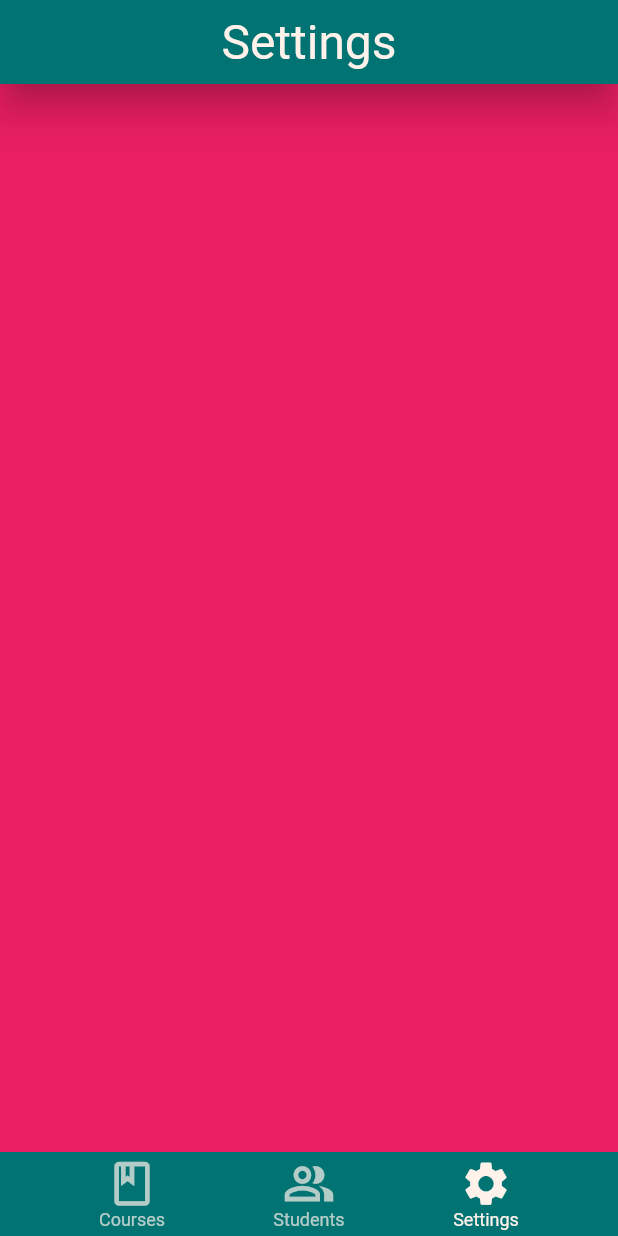
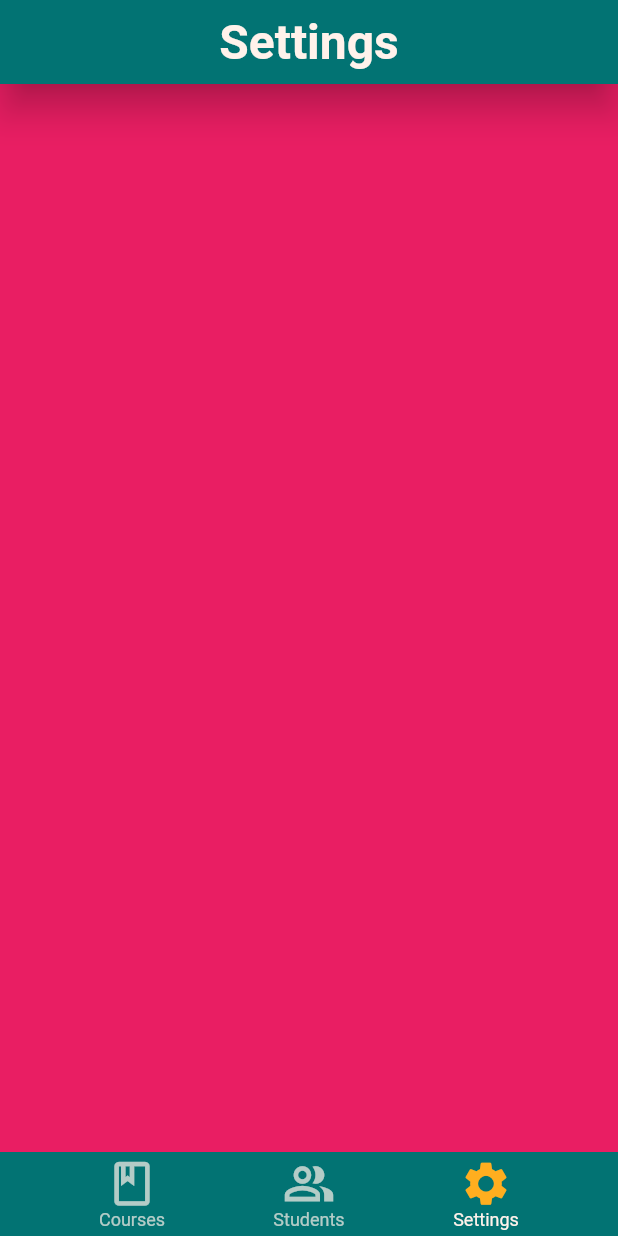
Before and after one commit to bezerrabruno/teste_pratico, a Flutter app: the screen it shows after launch, item 3 of the bottom bar chosen, on a phone screen of 412 x 824 dp. Run offline on Flutter 3.47's test engine with Material 2 defaults, Android fonts, the phone set to English and light mode, and no system bars; our stand-ins replace flutter_svg, get.

Commit message:
Update Home

```diff
--- a/app_mobile/lib/app/modules/home/presenter/pages/home_page.dart
+++ b/app_mobile/lib/app/modules/home/presenter/pages/home_page.dart
@@ -1,6 +1,7 @@
 import 'package:flutter/material.dart';
 import 'package:get/get.dart';
 
+import '../../../students/presenter/pages/students_page.dart';
 import '../controllers/home_controller.dart';
 import '../widgets/app_bar_widget.dart';
 import '../widgets/buttom_bar_widget.dart';
@@ -19,7 +20,7 @@ class _HomePageState extends State<HomePage> {
 
   final List<Widget> _pages = <Widget>[
     const CoursesPage(),
-    const Scaffold(backgroundColor: Colors.amber),
+    const StudantsPage(),
     const Scaffold(backgroundColor: Colors.pink),
   ];
 
--- a/app_mobile/lib/app/modules/home/presenter/widgets/app_bar_widget.dart
+++ b/app_mobile/lib/app/modules/home/presenter/widgets/app_bar_widget.dart
@@ -34,6 +34,7 @@ class AppBarWidget extends StatelessWidget implements PreferredSizeWidget {
                 style: TextStyle(
                   color: colors.onPrimary,
                   fontSize: 32,
+                  fontWeight: FontWeight.w600,
                 ),
               ),
             ),
--- a/app_mobile/lib/app/modules/home/presenter/widgets/buttom_bar_widget.dart
+++ b/app_mobile/lib/app/modules/home/presenter/widgets/buttom_bar_widget.dart
@@ -37,7 +37,7 @@ class ButtomBarWidget extends StatelessWidget {
                         controller.page == 0
                             ? Icon(
                                 Icons.book,
-                                color: colors.onPrimary,
+                                color: colors.secondary,
                                 size: 35,
                               )
                             : Icon(
@@ -70,7 +70,7 @@ class ButtomBarWidget extends StatelessWidget {
                       controller.page == 1
                           ? Icon(
                               Icons.people_alt,
-                              color: colors.onPrimary,
+                              color: colors.secondary,
                               size: 35,
                             )
                           : Icon(
@@ -102,7 +102,7 @@ class ButtomBarWidget extends StatelessWidget {
                       controller.page == 2
                           ? Icon(
                               Icons.settings,
-                              color: colors.onPrimary,
+                              color: colors.secondary,
                               size: 35,
                             )
                           : Icon(
```
